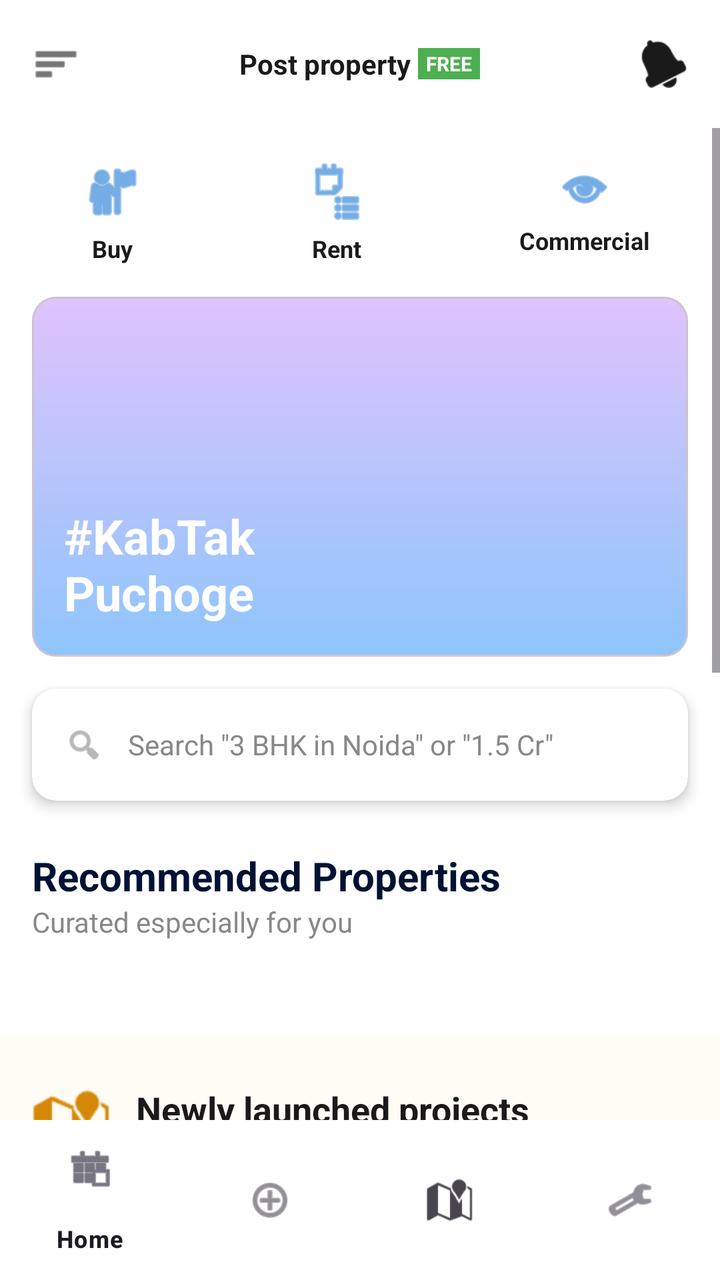
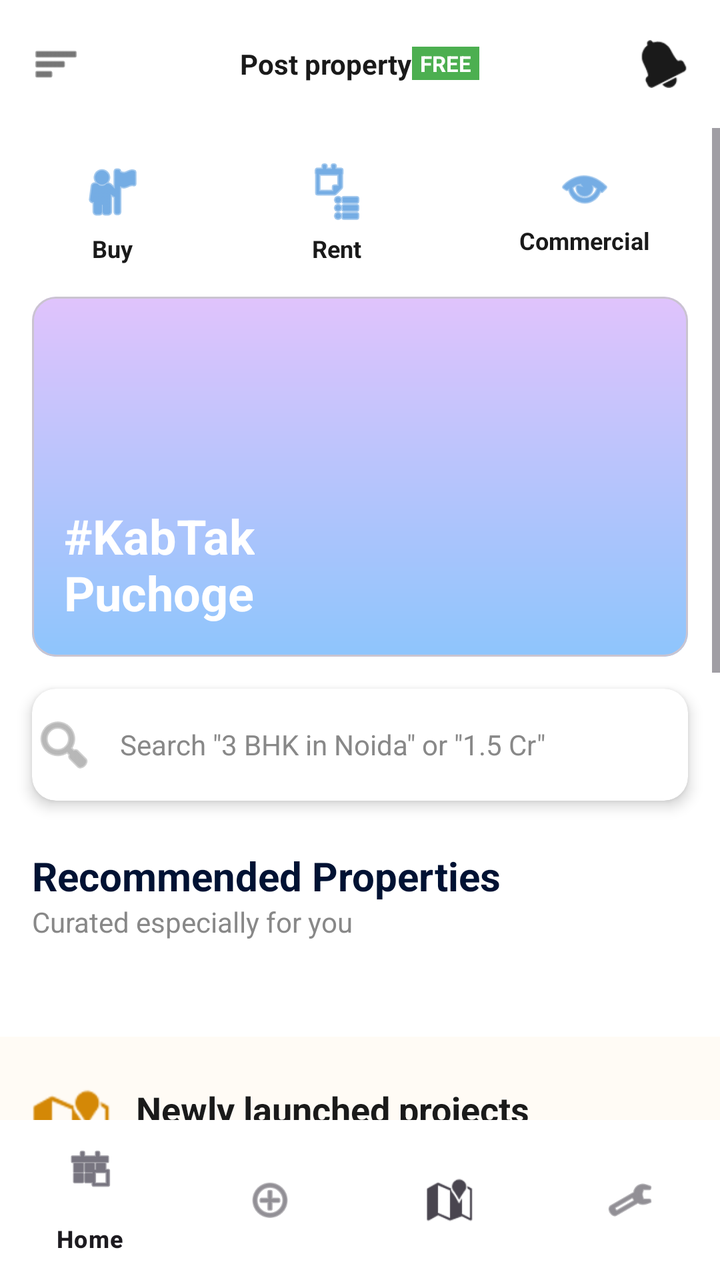

Compare the two renders of this Android layout. The source of the first and the diff that turns it into the second are given below.
<!-- AndroidManifest.xml: application theme Theme.Realestateapp -->
<!-- res/layout/activity_home.xml -->
<?xml version="1.0" encoding="utf-8"?>
<androidx.drawerlayout.widget.DrawerLayout xmlns:android="http://schemas.android.com/apk/res/android"
    xmlns:app="http://schemas.android.com/apk/res-auto"
    android:id="@+id/drawerLayout"
    android:layout_width="match_parent"
    android:layout_height="match_parent"
    android:background="#FFFFFF">

    <LinearLayout
        android:layout_width="match_parent"
        android:layout_height="match_parent"
        android:orientation="vertical"
        android:fitsSystemWindows="true">

        
        <RelativeLayout
            android:layout_width="match_parent"
            android:layout_height="?attr/actionBarSize"
            android:paddingHorizontal="16dp">

            <ImageView
                android:id="@+id/btnMenu"
                android:layout_width="24dp"
                android:layout_height="24dp"
                android:layout_centerVertical="true"
                android:src="@android:drawable/ic_menu_sort_by_size"
                app:tint="#1A1A1A" />

            <LinearLayout
                android:id="@+id/btnPostProperty"
                android:layout_width="wrap_content"
                android:layout_height="wrap_content"
                android:layout_centerInParent="true"
                android:gravity="center_vertical"
                android:orientation="horizontal"
                android:background="?attr/selectableItemBackground"
                android:padding="4dp"
                android:clickable="true"
                android:focusable="true">
                <TextView
                    android:layout_width="wrap_content"
                    android:layout_height="wrap_content"
                    android:text="Post property "
                    android:textColor="#1A1A1A"
                    android:textSize="14sp"
                    android:textStyle="bold" />
                <TextView
                    android:layout_width="wrap_content"
                    android:layout_height="wrap_content"
                    android:background="#4CAF50"
                    android:paddingHorizontal="4dp"
                    android:paddingVertical="1dp"
                    android:text="FREE"
                    android:textColor="#FFFFFF"
                    android:textSize="10sp"
                    android:textStyle="bold" />
            </LinearLayout>

            <ImageView
                android:layout_width="24dp"
                android:layout_height="24dp"
                android:layout_alignParentEnd="true"
                android:layout_centerVertical="true"
                android:src="@android:drawable/ic_popup_reminder"
                app:tint="#1A1A1A" />
        </RelativeLayout>

        <ScrollView
            android:layout_width="match_parent"
            android:layout_height="0dp"
            android:layout_weight="1">

            <LinearLayout
                android:layout_width="match_parent"
                android:layout_height="wrap_content"
                android:orientation="vertical"
                android:paddingBottom="80dp">

                
                <LinearLayout
                    android:layout_width="match_parent"
                    android:layout_height="wrap_content"
                    android:orientation="horizontal"
                    android:paddingVertical="16dp">

                    <LinearLayout
                        android:id="@+id/catBuy"
                        android:layout_width="0dp"
                        android:layout_height="wrap_content"
                        android:layout_weight="1"
                        android:gravity="center"
                        android:orientation="vertical"
                        android:clickable="true"
                        android:focusable="true"
                        android:background="?attr/selectableItemBackground">
                        <ImageView android:layout_width="32dp" android:layout_height="32dp" android:src="@android:drawable/ic_menu_myplaces" app:tint="#1976D2" />
                        <TextView android:layout_width="wrap_content" android:layout_height="wrap_content" android:text="Buy" android:textColor="#1A1A1A" android:textSize="12sp" android:layout_marginTop="4dp" android:textStyle="bold" />
                    </LinearLayout>

                    <LinearLayout
                        android:id="@+id/catRent"
                        android:layout_width="0dp"
                        android:layout_height="wrap_content"
                        android:layout_weight="1"
                        android:gravity="center"
                        android:orientation="vertical"
                        android:clickable="true"
                        android:focusable="true"
                        android:background="?attr/selectableItemBackground">
                        <ImageView android:layout_width="32dp" android:layout_height="32dp" android:src="@android:drawable/ic_menu_agenda" app:tint="#1976D2" />
                        <TextView android:layout_width="wrap_content" android:layout_height="wrap_content" android:text="Rent" android:textColor="#1A1A1A" android:textSize="12sp" android:layout_marginTop="4dp" android:textStyle="bold" />
                    </LinearLayout>

                    <LinearLayout
                        android:id="@+id/catCommercial"
                        android:layout_width="0dp"
                        android:layout_height="wrap_content"
                        android:layout_weight="1.2"
                        android:gravity="center"
                        android:orientation="vertical"
                        android:clickable="true"
                        android:focusable="true"
                        android:background="?attr/selectableItemBackground">
                        <ImageView android:layout_width="28dp" android:layout_height="28dp" android:src="@android:drawable/ic_menu_view" app:tint="#1976D2" />
                        <TextView android:layout_width="wrap_content" android:layout_height="wrap_content" android:text="Commercial" android:textColor="#1A1A1A" android:textSize="12sp" android:layout_marginTop="4dp" android:textStyle="bold" />
                    </LinearLayout>
                </LinearLayout>

                
                <com.google.android.material.card.MaterialCardView
                    android:layout_width="match_parent"
                    android:layout_height="180dp"
                    android:layout_marginHorizontal="16dp"
                    app:cardCornerRadius="12dp"
                    app:cardElevation="0dp">
                    <ImageView
                        android:layout_width="match_parent"
                        android:layout_height="match_parent"
                        android:scaleType="centerCrop"
                        android:src="@drawable/bg_gradient" />
                    <TextView
                        android:layout_width="wrap_content"
                        android:layout_height="wrap_content"
                        android:layout_gravity="bottom|start"
                        android:layout_margin="16dp"
                        android:text="#KabTak\nPuchoge"
                        android:textColor="#FFFFFF"
                        android:textSize="24sp"
                        android:textStyle="bold" />
                </com.google.android.material.card.MaterialCardView>

                
                <androidx.cardview.widget.CardView
                    android:id="@+id/homeSearchBar"
                    android:layout_width="match_parent"
                    android:layout_height="56dp"
                    android:layout_marginHorizontal="16dp"
                    android:layout_marginTop="16dp"
                    android:layout_marginBottom="24dp"
                    app:cardCornerRadius="12dp"
                    app:cardElevation="4dp"
                    android:clickable="true"
                    android:focusable="true">
                    <LinearLayout
                        android:layout_width="match_parent"
                        android:layout_height="match_parent"
                        android:gravity="center_vertical"
                        android:orientation="horizontal"
                        android:paddingHorizontal="16dp">
                        <ImageView android:layout_width="20dp" android:layout_height="20dp" android:src="@android:drawable/ic_menu_search" app:tint="#888888" />
                        <TextView
                            android:layout_width="match_parent"
                            android:layout_height="wrap_content"
                            android:layout_marginStart="12dp"
                            android:text='Search "3 BHK in Noida" or "1.5 Cr"'
                            android:textColor="#888888"
                            android:textSize="14sp" />
                    </LinearLayout>
                </androidx.cardview.widget.CardView>

                
                <TextView
                    android:layout_width="wrap_content"
                    android:layout_height="wrap_content"
                    android:layout_marginHorizontal="16dp"
                    android:text="Recommended Properties"
                    android:textColor="#001233"
                    android:textSize="20sp"
                    android:textStyle="bold" />
                <TextView
                    android:layout_width="wrap_content"
                    android:layout_height="wrap_content"
                    android:layout_marginHorizontal="16dp"
                    android:text="Curated especially for you"
                    android:textColor="#888888"
                    android:textSize="14sp" />

                <androidx.recyclerview.widget.RecyclerView
                    android:id="@+id/rvProperties"
                    android:layout_width="match_parent"
                    android:layout_height="wrap_content"
                    android:layout_marginTop="16dp"
                    android:clipToPadding="false"
                    android:paddingHorizontal="16dp" />

                
                <LinearLayout
                    android:layout_width="match_parent"
                    android:layout_height="wrap_content"
                    android:layout_marginTop="32dp"
                    android:background="#FFFBF5"
                    android:orientation="vertical"
                    android:paddingVertical="24dp">

                    <LinearLayout
                        android:layout_width="match_parent"
                        android:layout_height="wrap_content"
                        android:gravity="center_vertical"
                        android:orientation="horizontal"
                        android:paddingHorizontal="16dp">

                        <ImageView
                            android:layout_width="40dp"
                            android:layout_height="40dp"
                            android:src="@android:drawable/ic_dialog_map"
                            app:tint="#D48806" />

                        <LinearLayout
                            android:layout_width="wrap_content"
                            android:layout_height="wrap_content"
                            android:layout_marginStart="12dp"
                            android:orientation="vertical">
                            <TextView
                                android:layout_width="wrap_content"
                                android:layout_height="wrap_content"
                                android:text="Newly launched projects"
                                android:textColor="#1A1A1A"
                                android:textSize="18sp"
                                android:textStyle="bold" />
                            <TextView
                                android:layout_width="wrap_content"
                                android:layout_height="wrap_content"
                                android:text="Best prices • Unit of choice • Easy payment plans"
                                android:textColor="#666666"
                                android:textSize="12sp" />
                        </LinearLayout>
                    </LinearLayout>

                    <androidx.recyclerview.widget.RecyclerView
                        android:id="@+id/rvNewLaunches"
                        android:layout_width="match_parent"
                        android:layout_height="wrap_content"
                        android:layout_marginTop="16dp"
                        android:clipToPadding="false"
                        android:paddingHorizontal="16dp" />

                </LinearLayout>

                
                <LinearLayout
                    android:layout_width="match_parent"
                    android:layout_height="wrap_content"
                    android:background="#F0F7FF"
                    android:orientation="vertical"
                    android:paddingVertical="24dp">

                    <RelativeLayout
                        android:layout_width="match_parent"
                        android:layout_height="wrap_content"
                        android:paddingHorizontal="16dp">

                        <ImageView
                            android:id="@+id/ivToolsIcon"
                            android:layout_width="40dp"
                            android:layout_height="40dp"
                            android:src="@android:drawable/ic_menu_manage"
                            app:tint="#1976D2" />

                        <LinearLayout
                            android:layout_width="wrap_content"
                            android:layout_height="wrap_content"
                            android:layout_marginStart="12dp"
                            android:layout_toEndOf="@id/ivToolsIcon"
                            android:orientation="vertical">
                            <TextView
                                android:layout_width="wrap_content"
                                android:layout_height="wrap_content"
                                android:text="Use popular tools"
                                android:textColor="#1A1A1A"
                                android:textSize="18sp"
                                android:textStyle="bold" />
                            <TextView
                                android:layout_width="wrap_content"
                                android:layout_height="wrap_content"
                                android:text="Go from browsing to buying"
                                android:textColor="#666666"
                                android:textSize="12sp" />
                        </LinearLayout>
                    </RelativeLayout>

                    
                    <LinearLayout
                        android:layout_width="match_parent"
                        android:layout_height="160dp"
                        android:layout_marginTop="16dp"
                        android:orientation="horizontal"
                        android:paddingHorizontal="16dp">

                        <com.google.android.material.card.MaterialCardView
                            android:id="@+id/cardBudgetCalculator"
                            android:layout_width="0dp"
                            android:layout_height="match_parent"
                            android:layout_weight="1"
                            android:layout_marginEnd="8dp"
                            app:cardCornerRadius="12dp"
                            app:cardElevation="2dp"
                            app:cardBackgroundColor="@color/white"
                            android:clickable="true"
                            android:focusable="true">
                            <LinearLayout
                                android:layout_width="match_parent"
                                android:layout_height="match_parent"
                                android:orientation="vertical"
                                android:padding="16dp"
                                android:gravity="center">
                                <ImageView android:layout_width="48dp" android:layout_height="48dp" android:src="@android:drawable/ic_menu_today" app:tint="#D48806" />
                                <TextView
                                    android:layout_width="wrap_content"
                                    android:layout_height="wrap_content"
                                    android:layout_marginTop="12dp"
                                    android:text="Budget Calculator →"
                                    android:textColor="#1A1A1A"
                                    android:textStyle="bold"
                                    android:gravity="center" />
                                <TextView
                                    android:layout_width="wrap_content"
                                    android:layout_height="wrap_content"
                                    android:layout_marginTop="4dp"
                                    android:text="Check your affordability range"
                                    android:textColor="#666666"
                                    android:textSize="10sp"
                                    android:gravity="center" />
                            </LinearLayout>
                        </com.google.android.material.card.MaterialCardView>

                        <com.google.android.material.card.MaterialCardView
                            android:id="@+id/cardEmiCalculator"
                            android:layout_width="0dp"
                            android:layout_height="match_parent"
                            android:layout_weight="1"
                            android:layout_marginStart="8dp"
                            app:cardCornerRadius="12dp"
                            app:cardElevation="2dp"
                            app:cardBackgroundColor="@color/white"
                            android:clickable="true"
                            android:focusable="true">
                            <LinearLayout
                                android:layout_width="match_parent"
                                android:layout_height="match_parent"
                                android:orientation="vertical"
                                android:padding="16dp"
                                android:gravity="center">
                                <ImageView android:layout_width="48dp" android:layout_height="48dp" android:src="@android:drawable/ic_menu_send" app:tint="#D48806" />
                                <TextView
                                    android:layout_width="wrap_content"
                                    android:layout_height="wrap_content"
                                    android:layout_marginTop="12dp"
                                    android:text="EMI Calculator →"
                                    android:textColor="#1A1A1A"
                                    android:textStyle="bold"
                                    android:gravity="center" />
                                <TextView
                                    android:layout_width="wrap_content"
                                    android:layout_height="wrap_content"
                                    android:layout_marginTop="4dp"
                                    android:text="Calculate your monthly home loan"
                                    android:textColor="#666666"
                                    android:textSize="10sp"
                                    android:gravity="center" />
                            </LinearLayout>
                        </com.google.android.material.card.MaterialCardView>
                    </LinearLayout>
                </LinearLayout>

            </LinearLayout>
        </ScrollView>

        
        <com.google.android.material.bottomnavigation.BottomNavigationView
            android:id="@+id/bottomNav"
            android:layout_width="match_parent"
            android:layout_height="wrap_content"
            android:background="#FFFFFF"
            app:menu="@menu/bottom_nav_menu" />

    </LinearLayout>

</androidx.drawerlayout.widget.DrawerLayout>
<!-- resources referenced by this layout -->
<resources>
  <color name="white">#FFFFFFFF</color>
  <!-- drawable bg_gradient (drawable) -->
  <shape xmlns:android="http://schemas.android.com/apk/res/android">
      <gradient
          android:startColor="#E0C3FC"
          android:endColor="#8EC5FC"
          android:angle="270"/>
  </shape>
  <style name="Theme.Realestateapp" parent="Base.Theme.Realestateapp" />
  <style name="Base.Theme.Realestateapp" parent="Theme.Material3.DayNight.NoActionBar">
          
          <item name="colorPrimary">@color/primary</item>
      </style>
  <color name="primary">#7F3DFF</color>
</resources>

<!-- the commit's change to res/layout/activity_home.xml (unified diff, before → after) -->
@@ -24,6 +24,7 @@
                 android:layout_height="24dp"
                 android:layout_centerVertical="true"
                 android:src="@android:drawable/ic_menu_sort_by_size"
+                android:contentDescription="@string/dropdown_icon"
                 app:tint="#1A1A1A" />
 
             <LinearLayout
@@ -40,7 +41,7 @@
                 <TextView
                     android:layout_width="wrap_content"
                     android:layout_height="wrap_content"
-                    android:text="Post property "
+                    android:text="@string/post_property"
                     android:textColor="#1A1A1A"
                     android:textSize="14sp"
                     android:textStyle="bold" />
@@ -50,9 +51,9 @@
                     android:background="#4CAF50"
                     android:paddingHorizontal="4dp"
                     android:paddingVertical="1dp"
-                    android:text="FREE"
+                    android:text="@string/free"
                     android:textColor="#FFFFFF"
-                    android:textSize="10sp"
+                    android:textSize="11sp"
                     android:textStyle="bold" />
             </LinearLayout>
 
@@ -62,6 +63,7 @@
                 android:layout_alignParentEnd="true"
                 android:layout_centerVertical="true"
                 android:src="@android:drawable/ic_popup_reminder"
+                android:contentDescription="@string/dropdown_icon"
                 app:tint="#1A1A1A" />
         </RelativeLayout>
 
@@ -81,7 +83,8 @@
                     android:layout_width="match_parent"
                     android:layout_height="wrap_content"
                     android:orientation="horizontal"
-                    android:paddingVertical="16dp">
+                    android:paddingVertical="16dp"
+                    android:baselineAligned="false">
 
                     <LinearLayout
                         android:id="@+id/catBuy"
@@ -94,7 +97,14 @@
                         android:focusable="true"
                         android:background="?attr/selectableItemBackground">
                         <ImageView android:layout_width="32dp" android:layout_height="32dp" android:src="@android:drawable/ic_menu_myplaces" app:tint="#1976D2" />
-                        <TextView android:layout_width="wrap_content" android:layout_height="wrap_content" android:text="Buy" android:textColor="#1A1A1A" android:textSize="12sp" android:layout_marginTop="4dp" android:textStyle="bold" />
+                        <TextView
+                        android:layout_width="wrap_content"
+                        android:layout_height="wrap_content"
+                        android:text="@string/buy"
+                        android:textColor="#1A1A1A"
+                        android:textSize="12sp"
+                        android:layout_marginTop="4dp"
+                        android:textStyle="bold" />
                     </LinearLayout>
 
                     <LinearLayout
@@ -108,7 +118,14 @@
                         android:focusable="true"
                         android:background="?attr/selectableItemBackground">
                         <ImageView android:layout_width="32dp" android:layout_height="32dp" android:src="@android:drawable/ic_menu_agenda" app:tint="#1976D2" />
-                        <TextView android:layout_width="wrap_content" android:layout_height="wrap_content" android:text="Rent" android:textColor="#1A1A1A" android:textSize="12sp" android:layout_marginTop="4dp" android:textStyle="bold" />
+                        <TextView
+                        android:layout_width="wrap_content"
+                        android:layout_height="wrap_content"
+                        android:text="@string/rent"
+                        android:textColor="#1A1A1A"
+                        android:textSize="12sp"
+                        android:layout_marginTop="4dp"
+                        android:textStyle="bold" />
                     </LinearLayout>
 
                     <LinearLayout
@@ -122,7 +139,14 @@
                         android:focusable="true"
                         android:background="?attr/selectableItemBackground">
                         <ImageView android:layout_width="28dp" android:layout_height="28dp" android:src="@android:drawable/ic_menu_view" app:tint="#1976D2" />
-                        <TextView android:layout_width="wrap_content" android:layout_height="wrap_content" android:text="Commercial" android:textColor="#1A1A1A" android:textSize="12sp" android:layout_marginTop="4dp" android:textStyle="bold" />
+                        <TextView
+                        android:layout_width="wrap_content"
+                        android:layout_height="wrap_content"
+                        android:text="@string/commercial"
+                        android:textColor="#1A1A1A"
+                        android:textSize="12sp"
+                        android:layout_marginTop="4dp"
+                        android:textStyle="bold" />
                     </LinearLayout>
                 </LinearLayout>
 
@@ -143,7 +167,7 @@
                         android:layout_height="wrap_content"
                         android:layout_gravity="bottom|start"
                         android:layout_margin="16dp"
-                        android:text="#KabTak\nPuchoge"
+                        android:text="@string/kab_tak_puchoge"
                         android:textColor="#FFFFFF"
                         android:textSize="24sp"
                         android:textStyle="bold" />
@@ -161,21 +185,16 @@
                     app:cardElevation="4dp"
                     android:clickable="true"
                     android:focusable="true">
-                    <LinearLayout
+                    <TextView
                         android:layout_width="match_parent"
                         android:layout_height="match_parent"
                         android:gravity="center_vertical"
-                        android:orientation="horizontal"
-                        android:paddingHorizontal="16dp">
-                        <ImageView android:layout_width="20dp" android:layout_height="20dp" android:src="@android:drawable/ic_menu_search" app:tint="#888888" />
-                        <TextView
-                            android:layout_width="match_parent"
-                            android:layout_height="wrap_content"
-                            android:layout_marginStart="12dp"
-                            android:text='Search "3 BHK in Noida" or "1.5 Cr"'
-                            android:textColor="#888888"
-                            android:textSize="14sp" />
-                    </LinearLayout>
+                        android:text="@string/home_search_hint"
+                        android:textColor="#888888"
+                        android:textSize="14sp"
+                        app:drawableStartCompat="@android:drawable/ic_menu_search"
+                        android:drawablePadding="12dp"
+                        app:drawableTint="#888888" />
                 </androidx.cardview.widget.CardView>
 
                 
@@ -183,7 +202,7 @@
                     android:layout_width="wrap_content"
                     android:layout_height="wrap_content"
                     android:layout_marginHorizontal="16dp"
-                    android:text="Recommended Properties"
+                    android:text="@string/recommended_properties"
                     android:textColor="#001233"
                     android:textSize="20sp"
                     android:textStyle="bold" />
@@ -191,7 +210,7 @@
                     android:layout_width="wrap_content"
                     android:layout_height="wrap_content"
                     android:layout_marginHorizontal="16dp"
-                    android:text="Curated especially for you"
+                    android:text="@string/curated_for_you"
                     android:textColor="#888888"
                     android:textSize="14sp" />
 
@@ -233,14 +252,14 @@
                             <TextView
                                 android:layout_width="wrap_content"
                                 android:layout_height="wrap_content"
-                                android:text="Newly launched projects"
+                                android:text="@string/newly_launched_projects"
                                 android:textColor="#1A1A1A"
                                 android:textSize="18sp"
                                 android:textStyle="bold" />
                             <TextView
                                 android:layout_width="wrap_content"
                                 android:layout_height="wrap_content"
-                                android:text="Best prices • Unit of choice • Easy payment plans"
+                                android:text="@string/launch_description"
                                 android:textColor="#666666"
                                 android:textSize="12sp" />
                         </LinearLayout>
@@ -285,14 +304,14 @@
                             <TextView
                                 android:layout_width="wrap_content"
                                 android:layout_height="wrap_content"
-                                android:text="Use popular tools"
+                                android:text="@string/use_popular_tools"
                                 android:textColor="#1A1A1A"
                                 android:textSize="18sp"
                                 android:textStyle="bold" />
                             <TextView
                                 android:layout_width="wrap_content"
                                 android:layout_height="wrap_content"
-                                android:text="Go from browsing to buying"
+                                android:text="@string/go_from_browsing_to_buying"
                                 android:textColor="#666666"
                                 android:textSize="12sp" />
                         </LinearLayout>
@@ -328,7 +347,7 @@
                                     android:layout_width="wrap_content"
                                     android:layout_height="wrap_content"
                                     android:layout_marginTop="12dp"
-                                    android:text="Budget Calculator →"
+                                    android:text="@string/budget_calculator_arrow"
                                     android:textColor="#1A1A1A"
                                     android:textStyle="bold"
                                     android:gravity="center" />
@@ -336,9 +355,9 @@
                                     android:layout_width="wrap_content"
                                     android:layout_height="wrap_content"
                                     android:layout_marginTop="4dp"
-                                    android:text="Check your affordability range"
+                                    android:text="@string/check_affordability"
                                     android:textColor="#666666"
-                                    android:textSize="10sp"
+                                    android:textSize="11sp"
                                     android:gravity="center" />
                             </LinearLayout>
                         </com.google.android.material.card.MaterialCardView>
@@ -365,7 +384,7 @@
                                     android:layout_width="wrap_content"
                                     android:layout_height="wrap_content"
                                     android:layout_marginTop="12dp"
-                                    android:text="EMI Calculator →"
+                                    android:text="@string/emi_calculator_arrow"
                                     android:textColor="#1A1A1A"
                                     android:textStyle="bold"
                                     android:gravity="center" />
@@ -373,9 +392,9 @@
                                     android:layout_width="wrap_content"
                                     android:layout_height="wrap_content"
                                     android:layout_marginTop="4dp"
-                                    android:text="Calculate your monthly home loan"
+                                    android:text="@string/calculate_monthly_loan"
                                     android:textColor="#666666"
-                                    android:textSize="10sp"
+                                    android:textSize="11sp"
                                     android:gravity="center" />
                             </LinearLayout>
                         </com.google.android.material.card.MaterialCardView>
<!-- resource entries referenced after the edit -->
@@ -8,6 +8,24 @@
           android:endColor="#8EC5FC"
           android:angle="270"/>
   </shape>
+  <string name="budget_calculator_arrow">Budget Calculator →</string>
+  <string name="buy">Buy</string>
+  <string name="calculate_monthly_loan">Calculate your monthly home loan</string>
+  <string name="check_affordability">Check your affordability range</string>
+  <string name="commercial">Commercial</string>
+  <string name="curated_for_you">Curated especially for you</string>
+  <string name="dropdown_icon">Dropdown Icon</string>
+  <string name="emi_calculator_arrow">EMI Calculator →</string>
+  <string name="free">FREE</string>
+  <string name="go_from_browsing_to_buying">Go from browsing to buying</string>
+  <string name="home_search_hint">Search \"3 BHK in Noida\" or \"1.5 Cr\"</string>
+  <string name="kab_tak_puchoge">#KabTak\nPuchoge</string>
+  <string name="launch_description">Best prices • Unit of choice • Easy payment plans</string>
+  <string name="newly_launched_projects">Newly launched projects</string>
+  <string name="post_property">Post property </string>
+  <string name="recommended_properties">Recommended Properties</string>
+  <string name="rent">Rent</string>
+  <string name="use_popular_tools">Use popular tools</string>
   <style name="Theme.Realestateapp" parent="Base.Theme.Realestateapp" />
   <style name="Base.Theme.Realestateapp" parent="Theme.Material3.DayNight.NoActionBar">
           
